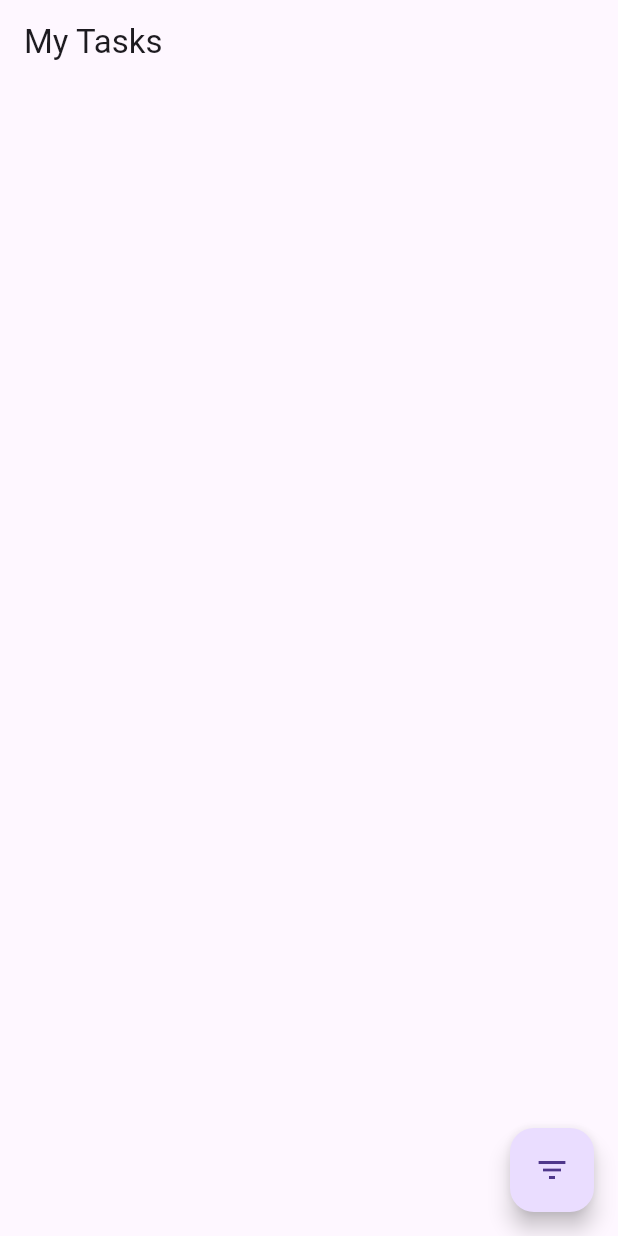
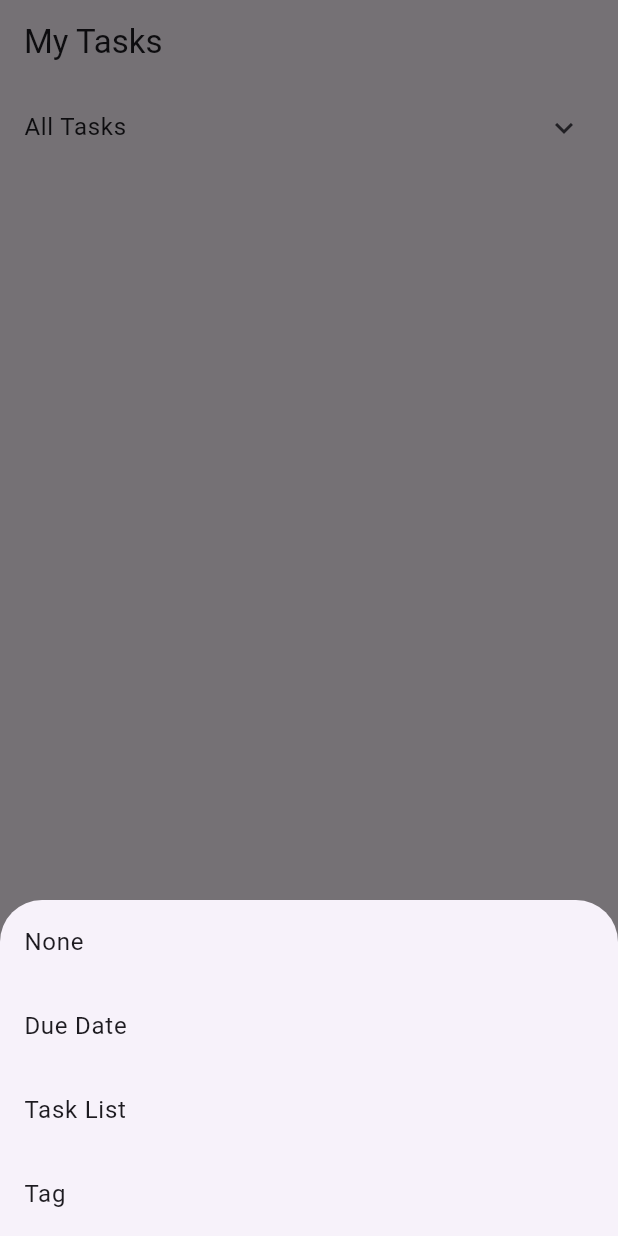
Before and after one commit to Fatimamostafa/sl_test, a Flutter app: the screen it shows after launch, after a tap on the "filter list" icon, on a phone screen of 412 x 824 dp. Run offline on Flutter 3.47's test engine with Material 3 defaults, Android fonts, the phone set to English and light mode, and no system bars; our stand-ins replace flutter_riverpod.

Commit message:
ui: grouped task list

```diff
--- a/lib/my_tasks.dart
+++ b/lib/my_tasks.dart
@@ -1,8 +1,9 @@
 import 'package:flutter/material.dart';
+import 'package:superlist/tasks_list_screen.dart';
+import 'package:superlist/widgets/bottom_sheet.dart';
 
 import 'task_list.dart';
 
-// TODO: Create a Widget that displays a list of tasks in different ways.
 class MyTasks extends StatelessWidget {
   const MyTasks({super.key, required this.tasks});
 
@@ -14,10 +15,18 @@ class MyTasks extends StatelessWidget {
       appBar: AppBar(
         title: const Text('My Tasks'),
       ),
-      body: Container(),
+      body: const TasksListScreen(),
       floatingActionButton: FloatingActionButton(
-        onPressed: () {},
-        tooltip: 'Increment',
+        onPressed: () {
+          showModalBottomSheet(
+
+            context: context,
+            builder: (BuildContext context) {
+              return const TaskTypesBottomSheet();
+            },
+          );
+        },
+        tooltip: 'Choose Task Type',
         child: const Icon(Icons.filter_list),
       ),
     );
--- /dev/null
+++ b/lib/task_type_provider.dart
@@ -0,0 +1,20 @@
+import 'package:flutter_riverpod/flutter_riverpod.dart';
+import 'package:superlist/main.dart';
+import 'package:superlist/task_list.dart';
+
+final taskListsProvider = Provider<List<TaskList>>((ref) => tasks);
+
+enum GroupType { none, byDueDate, byTag, byTaskList }
+
+class GroupTypeController extends StateNotifier<GroupType> {
+  GroupTypeController(super.initialGroupType);
+
+  void setGroupType(GroupType type) {
+    state = type;
+  }
+}
+
+final groupingProvider =
+    StateNotifierProvider<GroupTypeController, GroupType>((ref) {
+  return GroupTypeController(GroupType.none);
+});
--- /dev/null
+++ b/lib/tasks_list_screen.dart
@@ -0,0 +1,90 @@
+import 'package:flutter/material.dart';
+import 'package:flutter_riverpod/flutter_riverpod.dart';
+import 'package:superlist/task.dart';
+import 'package:superlist/task_list.dart';
+import 'package:superlist/task_type_provider.dart';
+import 'package:superlist/widgets/task_tile.dart';
+
+class TasksListScreen extends ConsumerWidget {
+  const TasksListScreen({super.key});
+
+  @override
+  Widget build(BuildContext context, WidgetRef ref) {
+    final taskLists = ref.watch(taskListsProvider);
+    final grouping = ref.watch(groupingProvider);
+
+    Map<String, List<Task>> groupedTasks;
+
+    switch (grouping) {
+      case GroupType.none:
+        groupedTasks = {
+          'All Tasks': taskLists.expand((taskList) => taskList.tasks).toList()
+        };
+        break;
+      case GroupType.byTaskList:
+        groupedTasks = {
+          for (var taskList in taskLists) taskList.title: taskList.tasks
+        };
+        break;
+      case GroupType.byDueDate:
+        groupedTasks = groupTasksByDueDate(taskLists);
+        break;
+      case GroupType.byTag:
+        groupedTasks = groupTasksByTag(taskLists);
+        break;
+    }
+
+    return ListView(
+      children: groupedTasks.entries.map((entry) {
+        return entry.value.isNotEmpty
+            ? ExpansionTile(
+          title: Text(entry.key),
+          children:
+          entry.value.map((task) => TaskTile(task: task)).toList(),
+        )
+            : const SizedBox.shrink();
+      }).toList(),
+    );
+  }
+
+  ///For improvement we can create another controller to fetch the formatted
+  ///instead of directly using the function from the screen
+  Map<String, List<Task>> groupTasksByTag(List<TaskList> taskLists) {
+    return taskLists.expand((taskList) => taskList.tasks).fold({},
+        (Map<String, List<Task>> groupedByTag, task) {
+      for (var tag in task.tags) {
+        groupedByTag.putIfAbsent(tag.title, () => []).add(task);
+      }
+      return groupedByTag;
+    });
+  }
+
+  Map<String, List<Task>> groupTasksByDueDate(List<TaskList> taskLists) {
+    final today = DateTime.now();
+    return taskLists.expand((taskList) => taskList.tasks).fold({
+      'Overdue': [],
+      'Today': [],
+      'Tomorrow': [],
+      'Later': [],
+      'No Due Date': [],
+    }, (Map<String, List<Task>> groupedByDueDate, task) {
+      final dueDate = task.dueDate;
+      if (dueDate == null) {
+        groupedByDueDate['No Due Date']!.add(task);
+      } else if (dueDate.isBefore(today)) {
+        groupedByDueDate['Overdue']!.add(task);
+      } else if (dueDate.year == today.year &&
+          dueDate.month == today.month &&
+          dueDate.day == today.day) {
+        groupedByDueDate['Today']!.add(task);
+      } else if (dueDate.year == today.year &&
+          dueDate.month == today.month &&
+          dueDate.day == today.day + 1) {
+        groupedByDueDate['Tomorrow']!.add(task);
+      } else {
+        groupedByDueDate['Later']!.add(task);
+      }
+      return groupedByDueDate;
+    });
+  }
+}
--- /dev/null
+++ b/lib/widgets/bottom_sheet.dart
@@ -0,0 +1,52 @@
+import 'package:flutter/material.dart';
+import 'package:flutter_riverpod/flutter_riverpod.dart';
+import 'package:superlist/task_type_provider.dart';
+
+class TaskTypesBottomSheet extends ConsumerWidget {
+  const TaskTypesBottomSheet({super.key});
+
+  @override
+  Widget build(BuildContext context, WidgetRef ref) {
+    final provider = ref.read(groupingProvider.notifier);
+    return Column(
+      mainAxisSize: MainAxisSize.min,
+      children: <Widget>[
+        _buildListTile(
+          context,
+          'None',
+          () {
+            provider.setGroupType(GroupType.none);
+          },
+        ),
+        _buildListTile(
+          context,
+          'Due Date',
+          () {
+            provider.setGroupType(GroupType.byDueDate);
+          },
+        ),
+        _buildListTile(
+          context,
+          'Task List',
+          () {
+            provider.setGroupType(GroupType.byTaskList);
+          },
+        ),
+        _buildListTile(
+          context,
+          'Tag',
+          () {
+            provider.setGroupType(GroupType.byTag);
+          },
+        ),
+      ],
+    );
+  }
+
+  Widget _buildListTile(BuildContext context, String option, Function() onTap) {
+    return ListTile(
+      title: Text(option),
+      onTap: onTap,
+    );
+  }
+}
--- /dev/null
+++ b/lib/widgets/task_tile.dart
@@ -0,0 +1,16 @@
+import 'package:flutter/material.dart';
+import 'package:superlist/task.dart';
+
+class TaskTile extends StatelessWidget {
+  final Task task;
+
+  const TaskTile({super.key, required this.task});
+
+  @override
+  Widget build(BuildContext context) {
+    return ListTile(
+      title: Text(task.title),
+      subtitle: Text(task.uuid),
+    );
+  }
+}
```
